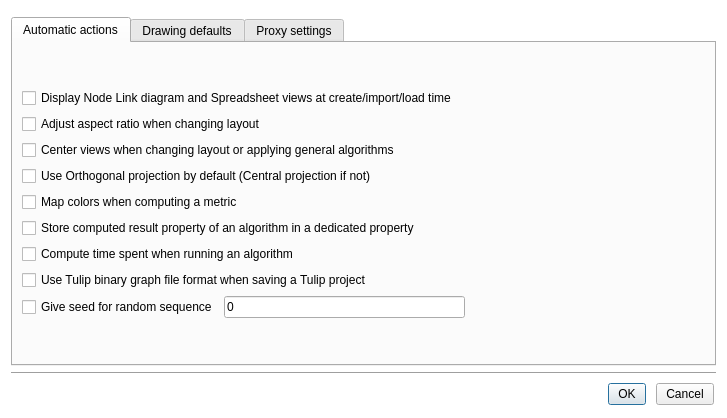
Old version of the form plugins/perspective/GraphPerspective/designer/PreferencesDialog.ui in the repository Tulip-Dev/tulip.
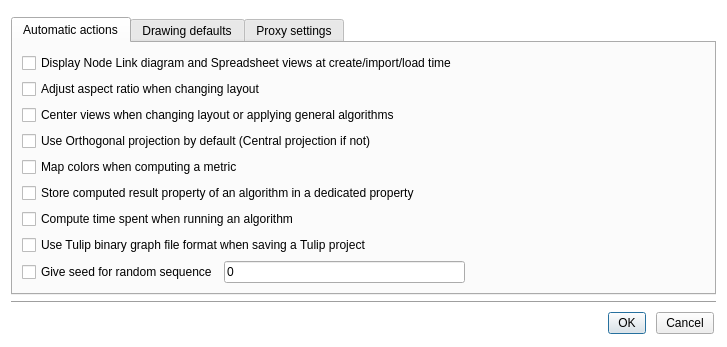
New version of the form. Icons and pictures are not drawn. Custom widgets are drawn as their Qt base class.

Commit message: fix for gui tests failing after commit #12078

The edit to the form file:
```diff
--- a/plugins/perspective/GraphPerspective/designer/PreferencesDialog.ui
+++ b/plugins/perspective/GraphPerspective/designer/PreferencesDialog.ui
@@ -7,7 +7,7 @@
     <x>0</x>
     <y>0</y>
     <width>727</width>
-    <height>418</height>
+    <height>347</height>
    </rect>
   </property>
   <property name="sizePolicy">
```
